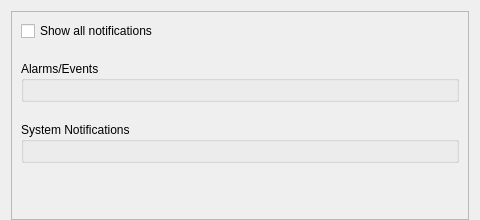
Above: client/libclient/src/ui/widgets/local_settings/popup_settings_widget.ui from networkoptix/nx_open before the change. Below: the same form after it.
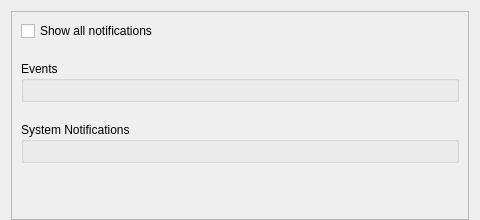
That is the form after the change.

Commit message:
VMS-3915 - Rename "Alarm/Event Rules" to "Event rules"
<==== Mercurial data ====>
Branch: dev_3.0.0_gui

```diff
--- a/client/libclient/src/ui/widgets/local_settings/popup_settings_widget.ui
+++ b/client/libclient/src/ui/widgets/local_settings/popup_settings_widget.ui
@@ -34,7 +34,7 @@
         <x>0</x>
         <y>0</y>
         <width>460</width>
-        <height>141</height>
+        <height>139</height>
        </rect>
       </property>
       <property name="sizePolicy">
@@ -57,7 +57,7 @@
        <item>
         <widget class="QGroupBox" name="businessEventsGroupBox">
          <property name="title">
-          <string>Alarms/Events</string>
+          <string>Events</string>
          </property>
          <property name="flat">
           <bool>true</bool>
```
